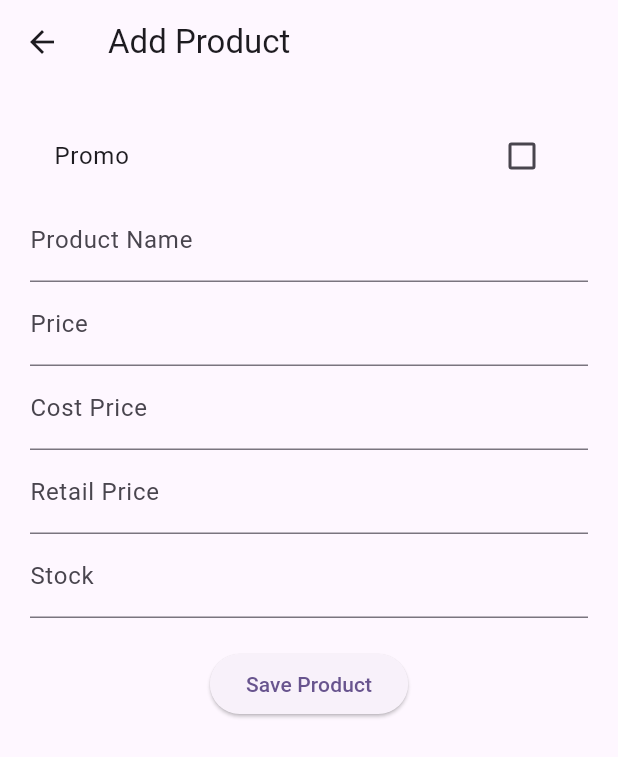
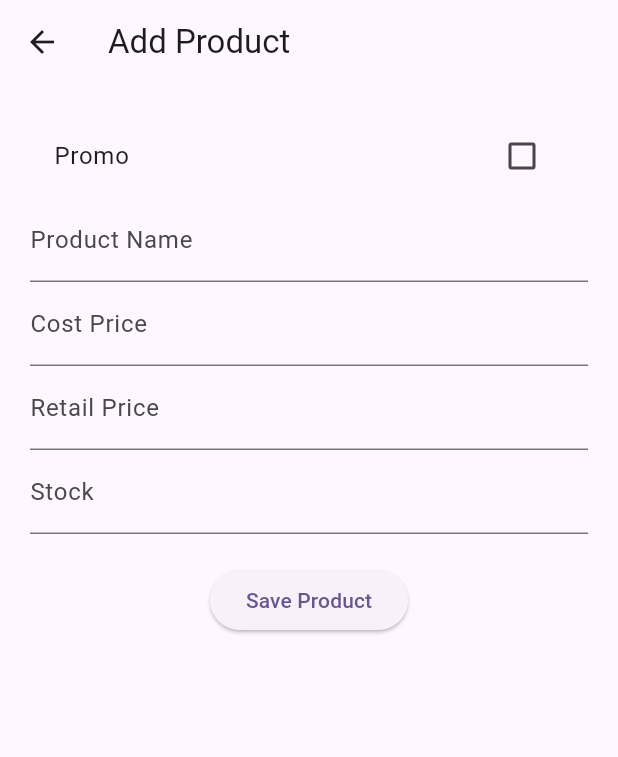
Before and after one commit to marluxdxd/cashier_new, a Flutter app: the AddProductPage screen opened directly, on a phone screen of 412 x 824 dp. Shown: the top 757 px of the screen. Run offline on Flutter 3.47's test engine with Material 3 defaults, Android fonts, the phone set to English and light mode, and no system bars; our stand-ins replace connectivity_plus, internet_connection_checker, pdf, share_plus, shared_preferences, sqflite and 1 more; missing offline and left inert: pdfx; accounts and stored records are empty.

Commit message:
error testing - computation (home)

```diff
--- a/lib/class/pos_row_manager.dart
+++ b/lib/class/pos_row_manager.dart
@@ -70,21 +70,21 @@ class POSRowManager {
     required VoidCallback onUpdate,
     required bool isAutoNextRowOn,
   }) {
-    // double displayPrice = 0;
-    // if (row.product != null) {
-    //   displayPrice = row.isPromo
-    //       ? row.product!.price
-    //       : row.product!.price * row.qty;
+    double displayPrice = 0;
+    if (row.product != null) {
+      displayPrice = row.isPromo
+          ? row.product!.retailPrice
+          : row.product!.retailPrice * row.qty;
 
 
-    // }
+    }
 
-     double displayPrice2 = 0;
-     if (row.product != null) {
-       displayPrice2 = row.isPromo
-           ? row.product!.retailPrice
-           : row.product!.retailPrice * row.qty;
-     }
+    //  double displayPrice2 = 0;
+    //  if (row.product != null) {
+    //    displayPrice2 = row.isPromo
+    //        ? row.product!.retailPrice
+    //        : row.product!.retailPrice * row.qty;
+    //  }
 
     return Padding(
       padding: EdgeInsets.symmetric(vertical: 6),
@@ -192,7 +192,7 @@ class POSRowManager {
 
           // ================= ROW TOTAL =================
           Text(
-            "₱${displayPrice2.toStringAsFixed(2)}",
+            "₱${displayPrice.toStringAsFixed(2)}",
             style: const TextStyle(fontWeight: FontWeight.bold),
           ),
 
@@ -216,7 +216,7 @@ class POSRowManager {
     for (final row in rows) {
       if (row.product == null) continue;
       final qty = row.isPromo ? row.otherQty : row.qty;
-      total += row.product!.retailPrice * qty;
+      total += row.product!.retailPrice ;
     }
     return total;
   }
--- a/lib/class/product_offline.dart
+++ b/lib/class/product_offline.dart
@@ -4,7 +4,7 @@ class ProductOffline {
   // For product item
   final int productId;
   final String? productName;
-  final double? price;
+
   final double? retailPrice;
   final double? costPrice;
   final int? qty;
@@ -25,7 +25,7 @@ class ProductOffline {
     required this.id,
     required this.productId,
     this.productName,
-    this.price,
+
     this.retailPrice,
     this.costPrice,
     this.qty,
@@ -44,8 +44,7 @@ class ProductOffline {
       'id': id,
       'product_id': productId,
       'product_name': productName,
-      'price': price,
-      'retail_price': retailPrice,
+         'retail_price': retailPrice,
       'cost_price': costPrice,
       'qty': qty,
       'is_promo': isPromo ? 1 : 0,
@@ -63,7 +62,6 @@ class ProductOffline {
       id: map['id'],
       productId: map['product_id'],
       productName: map['product_name'],
-      price: (map['price'] as num?)?.toDouble(),
       retailPrice: (map['retail_price'] as num?)?.toDouble(),
       costPrice: (map['cost_price'] as num?)?.toDouble(),
       qty: map['qty'],
--- a/lib/class/productclass.dart
+++ b/lib/class/productclass.dart
@@ -3,7 +3,6 @@ import 'package:supabase_flutter/supabase_flutter.dart';
 class Productclass {
   final int id;
   final String name;
-  final double price;
   final double retailPrice;
   final double costPrice;
   int stock;
@@ -15,7 +14,6 @@ class Productclass {
   Productclass({
     required this.id,
     required this.name,
-    required this.price,
     required this.retailPrice,
     required this.costPrice,
     required this.stock,
@@ -30,7 +28,6 @@ class Productclass {
     return {
       'id': id,
       'name': name,
-      'price': price,
       'retail_price': retailPrice,
       'cost_price': costPrice,
       'stock': stock,
@@ -46,9 +43,6 @@ class Productclass {
     return Productclass(
       id: map['id'],
       name: map['name'],
-      price: map['price'] is int
-          ? (map['price'] as int).toDouble()
-          : map['price'],
       retailPrice: map['retail_price'] is int
           ? (map['retail_price'] as int).toDouble()
           : map['retail_price'],
--- a/lib/database/local_db.dart
+++ b/lib/database/local_db.dart
@@ -114,7 +114,7 @@ class LocalDatabase {
   CREATE TABLE IF NOT EXISTS products_offline (
      id INTEGER PRIMARY KEY,
         name TEXT NOT NULL,
-        price REAL NOT NULL,
+
         stock INTEGER NOT NULL,
         is_promo INTEGER DEFAULT 0,
         other_qty INTEGER,
@@ -127,9 +127,9 @@ class LocalDatabase {
       CREATE TABLE products(
         id INTEGER PRIMARY KEY,
         name TEXT NOT NULL,
-        price REAL NOT NULL,
+
         cost_price REAL DEFAULT 0,
-        retail_price REAL DEFAULT price,
+        retail_price REAL NUT NULL,
         stock INTEGER NOT NULL,
         is_promo INTEGER DEFAULT 0,
         other_qty INTEGER DEFAULT 0,
@@ -190,9 +190,8 @@ CREATE TABLE transaction_items(
   product_id INTEGER NOT NULL,
   product_name TEXT NOT NULL,
   qty INTEGER NOT NULL,
-  price REAL NOT NULL,
   cost_price REAL DEFAULT 0,
-  retail_price REAL DEFAULT price,
+  retail_price REAL NOT NULL,
   is_promo INTEGER DEFAULT 0,
   other_qty INTEGER,
   is_synced INTEGER DEFAULT 0,
@@ -244,7 +243,6 @@ CREATE TABLE transaction_items(
     SELECT
       ti.product_name,
       ti.qty,
-      ti.price
       ti.retail_price
       ti.cost_price,
     FROM transaction_items ti
@@ -350,7 +348,7 @@ CREATE TABLE transaction_items(
       ti.product_id,
       ti.product_name,
       ti.qty,
-      ti.price,
+
       ti.retail_price,
       ti.cost_price,
       ti.is_promo,
@@ -410,7 +408,7 @@ CREATE TABLE transaction_items(
     // ✅ Query transaction items with joined product info and transaction totals
     return await db.rawQuery(
       '''
-    SELECT ti.id as item_id, ti.transaction_id, ti.qty, ti.price,ti.retail_price,ti.cost_price, ti.is_promo,
+    SELECT ti.id as item_id, ti.transaction_id, ti.qty,ti.retail_price,ti.cost_price, ti.is_promo,
            p.name as product_name, t.total, t.cash, t.change, t.created_at
     FROM transaction_items ti
     INNER JOIN transactions t ON t.id = ti.transaction_id
@@ -572,7 +570,6 @@ CREATE TABLE transaction_items(
   Future<int> insertProduct({
     required int id,
     required String name,
-    required double price,
     required double retailPrice,
     required double costPrice, // <- add this
     required int stock,
@@ -587,7 +584,6 @@ CREATE TABLE transaction_items(
       {
         'id': id,
         'name': name,
-        'price': price,
         'retail_price': retailPrice,
         'cost_price': costPrice,
         'stock': stock,
@@ -625,7 +621,6 @@ CREATE TABLE transaction_items(
   Future<void> updateProduct({
     required int id,
     required int stock,
-    double? price,
     double? retailPrice,
     double? costPrice,
     bool? isPromo,
@@ -636,7 +631,6 @@ CREATE TABLE transaction_items(
       'products',
       {
         'stock': stock,
-        'price': price,
         'retail_price': retailPrice,
         'cost_price': costPrice,
         'is_promo': isPromo == true ? 1 : 0,
@@ -735,7 +729,6 @@ Future<int> insertTransactionItem({
   required int productId,
   required String productName,
   required int qty,
-  required double price,
   required double costPrice,
   required double retailPrice,
   bool isPromo = false,
@@ -752,7 +745,6 @@ Future<int> insertTransactionItem({
     print("  product_id: $productId");
     print("  product_name: $productName");
     print("  qty: $qty");
-    print("  price: $price");
     print("  cost_price: $costPrice");
     print("  retail_price: $retailPrice");
     print("  is_promo: ${isPromo ? 1 : 0}");
@@ -768,7 +760,6 @@ Future<int> insertTransactionItem({
         'product_id': productId,
         'product_name': productName,
         'qty': qty,
-        'price': price,
         'cost_price': costPrice,
         'retail_price': retailPrice,
         'is_promo': isPromo ? 1 : 0,
@@ -891,7 +882,6 @@ Future<int> insertTransactionItem({
   Future<void> upsertProductByClientUuid({
     required String clientUuid,
     required String name,
-    required double price,
     required double cost_price,
     required double retail_price,
     required int stock,
@@ -910,7 +900,6 @@ Future<int> insertTransactionItem({
     if (existing.isEmpty) {
       await db.insert('products', {
         'name': name,
-        'price': price,
         'cost_price': cost_price,
         'retail_price': retail_price,
         'stock': stock,
@@ -924,7 +913,6 @@ Future<int> insertTransactionItem({
         'products',
         {
           'name': name,
-          'price': price,
           'cost_price': cost_price,
           'retail_price': retail_price,
           'stock': stock,
@@ -955,17 +943,11 @@ Future<void> printAllTransactionItems() async {
 }
 
 
-
-
-
-
-
   Future<int> insertTransactionItemOffline({
     required int transactionId,
     required int productId,
     required String productName,
     required int qty,
-    required double price,
     required double costPrice,
     required double retailPrice,
     bool isPromo = false,
@@ -985,7 +967,6 @@ Future<void> printAllTransactionItems() async {
         'product_id': productId,
         'product_name': productName,
         'qty': qty,
-        'price': price,
         'cost_price': costPrice,
         'retail_price': retailPrice,
         'is_promo': isPromo ? 1 : 0,
--- a/lib/services/product_service.dart
+++ b/lib/services/product_service.dart
@@ -69,12 +69,10 @@ class ProductService {
         await localDb.insertProduct(
           id: productId,
           name: p['name'] as String,
-          price: (p['price'] as num).toDouble(),
           retailPrice: (p['retail_price'] as num).toDouble(),
           costPrice: (p['cost_price'] as num).toDouble(),
           // ✅ PROTECT LOCAL STOCK
           stock: localStock ?? (p['stock'] as int),
-
           isPromo: p['is_promo'] as bool? ?? false,
           otherQty: p['other_qty'] as int? ?? 0,
           clientUuid: p['client_uuid']?.toString(),
@@ -98,7 +96,6 @@ class ProductService {
             (e) => Productclass(
               id: e['id'],
               name: e['name'],
-              price: e['price'],
               retailPrice: e['retail_price'],
               costPrice: e['cost_price'],
               stock: e['stock'],
@@ -231,7 +228,6 @@ class ProductService {
               .from('products')
               .insert({
                 'name': productName,
-                'price': product['price'] ?? 0.0,
                 'cost_price': product['cost_price'] ?? 0.0,
                 'retail_price': product['retail_price'] ?? 0.0,
                 'stock': product['stock'] ?? 0,
@@ -327,7 +323,6 @@ class ProductService {
           .maybeSingle();
 
       final name = p['name']?.toString() ?? '';
-      final price = (p['price'] as num).toDouble();
       final costPrice = (p['cost_price'] as num).toDouble();
       final retailPrice = (p['retail_price'] as num).toDouble();
       final stock = p['stock'] as int;
@@ -340,7 +335,7 @@ class ProductService {
             .from('products')
             .update({
               'name': name,
-              'price': price,
+
               'cost_price': costPrice,
               'retail_price': retailPrice,
               'stock': stock,
@@ -353,7 +348,6 @@ class ProductService {
         // ➕ Insert new product
         await supabase.from('products').insert({
           'name': name,
-          'price': price,
           'cost_price': costPrice,
           'retail_price': retailPrice,
           'stock': stock,
@@ -378,7 +372,6 @@ class ProductService {
 
   Future<int> insertProductOffline({
     required String name,
-    required double price,
     required double costPrice,
     required double retailPrice,
     required int stock,
@@ -394,7 +387,6 @@ class ProductService {
     return await db.insert('products', {
       'id': generateUniqueId(prefix: "T").hashCode.abs(),
       'name': name,
-      'price': price,
       'cost_price': costPrice,
       'retail_price': retailPrice,
       'stock': stock,
@@ -454,12 +446,8 @@ class ProductService {
       }
 
       // 🔹 Safe type casting
-      final price = p['price'] is int
-          ? (p['price'] as int).toDouble()
-          : p['price'] is double
-          ? p['price'] as double
-          : 0.0;
-          final retailPrice = p['retail_price'] is int
+
+      final retailPrice = p['retail_price'] is int
           ? (p['retail_price'] as int).toDouble()
           : p['retail_price'] is double
           ? p['retail_price'] as double
@@ -488,7 +476,6 @@ class ProductService {
               .from('products')
               .update({
                 'name': p['name'],
-                'price': price,
                 'cost_price': costPrice,
                 'retail_price': retailPrice,
                 'stock': stock,
@@ -501,7 +488,6 @@ class ProductService {
           // ➕ INSERT new product
           await supabase.from('products').insert({
             'name': p['name'],
-            'price': price,
             'cost_price': costPrice,
             'retail_price': retailPrice,
             'stock': stock,
@@ -567,7 +553,6 @@ class ProductService {
               .from('products')
               .update({
                 'name': p['name'],
-                'price': p['price'],
                 'retail_price': p['retail_price'],
                 'cost_price': p['cost_price'],
                 'stock': p['stock'],
@@ -579,7 +564,6 @@ class ProductService {
           // 3️⃣ INSERT new product with client_uuid
           await supabase.from('products').insert({
             'name': p['name'],
-            'price': p['price'],
             'retail_price': p['retail_price'],
             'cost_price': p['cost_price'],
             'stock': p['stock'],
@@ -662,7 +646,6 @@ class ProductService {
         await localDb.upsertProductByClientUuid(
           clientUuid: p['client_uuid'],
           name: p['name'],
-          price: (p['price'] as num).toDouble(),
           cost_price: (p['cost_price'] as num).toDouble(),
           retail_price: (p['retail_price'] as num).toDouble(),
           stock: p['stock'] as int,
@@ -675,7 +658,6 @@ class ProductService {
       final supaTransactions = await supabase.from('transactions').select();
       for (var t in supaTransactions) {
         await localDb.insertTransaction(
-
           total: (t['total'] as num).toDouble(),
           cash: (t['cash'] as num).toDouble(),
           change: (t['change'] as num).toDouble(),
@@ -687,12 +669,10 @@ class ProductService {
       final supaItems = await supabase.from('transaction_items').select();
       for (var item in supaItems) {
         await localDb.insertTransactionItem(
-
           transactionId: item['transaction_id'] as int,
           productId: item['product_id'] as int,
           productName: item['product_name'] as String,
           qty: item['qty'] as int,
-          price: (item['price'] as num).toDouble(),
           costPrice: (item['cost_price'] as num).toDouble(),
           retailPrice: (item['retail_price'] as num).toDouble(),
           isPromo: item['is_promo'] as bool? ?? false,
@@ -722,7 +702,6 @@ class ProductService {
   // CREATE
   Future<void> addProduct(
     String name,
-    double price,
     double costPrice,
     double retailPrice,
     int stock,
@@ -734,7 +713,6 @@ class ProductService {
 
     await supabase.from('products').insert({
       'name': name,
-      'price': price,
       'cost_price': costPrice,
       'retail_price': retailPrice,
       'stock': stock,
@@ -816,7 +794,6 @@ class ProductService {
                 'transaction_id': supaTransactionId,
                 'product_id': item['product_id'],
                 'qty': item['qty'],
-                'price': item['price'],
                 'cost_price': item['cost_price'],
                 'retail_price': item['retail_price'],
                 'product_name': item['product_name'],
@@ -863,10 +840,7 @@ class ProductService {
     final clientUuid = p['client_uuid']?.toString();
     if (clientUuid == null || clientUuid.isEmpty) return;
 
-    final price = (p['price'] is int)
-        ? (p['price'] as int).toDouble()
-        : (p['price'] as double);
-        final retailPrice = (p['retail_price'] is int)
+    final retailPrice = (p['retail_price'] is int)
         ? (p['retail_price'] as int).toDouble()
         : (p['retail_price'] as double);
     final costPrice = (p['cost_price'] is int)
@@ -890,7 +864,6 @@ class ProductService {
             .from('products')
             .update({
               'name': p['name'],
-              'price': price,
               'cost_price': costPrice,
               'retail_price': retailPrice,
               'stock': stock,
@@ -904,7 +877,6 @@ class ProductService {
         // Insert new
         await supabase.from('products').insert({
           'name': p['name'],
-          'price': price,
           'cost_price': costPrice,
           'retail_price': retailPrice,
           'stock': stock,
@@ -938,12 +910,10 @@ class ProductService {
     final id = generateUniqueId(prefix: "TI").hashCode.abs();
 
     return await localDb.insertTransactionItem(
-
       transactionId: transactionId,
       productId: product.id,
       productName: product.name,
       qty: qty,
-      price: product.price,
       costPrice: product.costPrice,
       retailPrice: product.retailPrice,
 
@@ -985,12 +955,7 @@ class ProductService {
             ? item['qty'] as int
             : int.tryParse(item['qty'].toString()) ?? 0;
 
-        final double price = item['price'] is int
-            ? (item['price'] as int).toDouble()
-            : item['price'] is double
-            ? item['price'] as double
-            : 0.0;
-            final double costPrice = item['cost_price'] is int
+        final double costPrice = item['cost_price'] is int
             ? (item['cost_price'] as int).toDouble()
             : item['cost_price'] is double
             ? item['cost_price'] as double
@@ -1029,7 +994,6 @@ class ProductService {
               .from('products')
               .insert({
                 'name': productName,
-                'price': price,
                 'cost_price': costPrice,
                 'retail_price': retailPrice,
                 'stock': otherQty + qty, // assume initial stock
@@ -1068,7 +1032,6 @@ class ProductService {
                 'product_id': supaProductId,
                 'product_name': productName,
                 'qty': qty,
-                'price': price,
                 'is_promo': isPromo,
                 'other_qty': otherQty,
               })
@@ -1080,7 +1043,6 @@ class ProductService {
             'product_id': supaProductId,
             'product_name': productName,
             'qty': qty,
-            'price': price,
             'cost_price': costPrice,
             'retail_price': retailPrice,
             'is_promo': isPromo,
@@ -1117,5 +1079,4 @@ class ProductService {
 
     return result.isNotEmpty;
   }
-
 }
--- a/lib/services/stock_history_sync.dart
+++ b/lib/services/stock_history_sync.dart
@@ -68,7 +68,6 @@ class StockHistorySyncService {
               .from('products')
               .insert({
                 'name': product['name'] ?? 'UNKNOWN',
-                'price': product['price'] ?? 0.0,
                 'cost_price': product['cost_price'] ?? 0.0,
                 'retail_price': product['retail_price'] ?? 0.0,
                 'stock': product['stock'] ?? 0,
--- a/lib/services/transaction_service.dart
+++ b/lib/services/transaction_service.dart
@@ -173,7 +173,6 @@ Future<List<Map<String, dynamic>>> fetchAllTransactions({
         'product_id': item.productId,
         'product_name': item.productName,
         'qty': item.qty,
-        'price': item.price,
         'cost_price': item.costPrice,
         'retail_price': item.retailPrice,
         'is_promo': item.isPromo ? 1 : 0,
@@ -248,7 +247,6 @@ Future<List<Map<String, dynamic>>> fetchAllTransactions({
           'product_id': item['product_id'],
           'product_name': item['product_name'],
           'qty': item['qty'],
-          'price': item['price'],
           'cost_price': item['cost_price'],
           'retail_price': item['retail_price'],
           'is_promo': item['is_promo'] == 1,
@@ -332,7 +330,6 @@ Future<int> saveTransaction({
       'product_id': product.id,
       'product_name': product.name,
       'qty': qty,
-      'price': product.price,
       'cost_price': product.costPrice,
       'retail_price': product.retailPrice,
       'is_promo': isPromo,
--- a/lib/services/transactionitem_service.dart
+++ b/lib/services/transactionitem_service.dart
@@ -42,7 +42,6 @@ class TransactionItemService {
         'product_id': item.productId,
         'product_name': item.productName,
         'qty': item.qty,
-        'price': item.price,
         'cost_price': item.costPrice,
         'retail_price': item.retailPrice,
         'is_promo': item.isPromo ? 1 : 0,
--- a/lib/view/history_stock_screen.dart
+++ b/lib/view/history_stock_screen.dart
@@ -181,7 +181,6 @@ class _HistoryScreenState extends State<HistoryScreen> {
             .from('products')
             .insert({
               'name': product['name'] ?? 'UNKNOWN',
-              'price': product['price'] ?? 0.0,
               'cost_price': product['cost_price'] ?? 0.0,
               'retail_price': product['retail_price'] ?? 0.0,
               'stock': product['stock'] ?? 0,
--- a/lib/view/home.dart
+++ b/lib/view/home.dart
@@ -370,7 +370,6 @@ class _HomeState extends State<Home> {
                             productId: product.id,
                             productName: product.name,
                             qty: qtySold,
-                            price: product.price,
                               retailPrice: product.retailPrice,
                               costPrice: product.costPrice,
                             isPromo: product.isPromo,
@@ -383,7 +382,6 @@ class _HomeState extends State<Home> {
                             localDb.updateProduct(
                               id: product.id,
                               stock: newStock,
-                              price: product.price,
                               retailPrice: product.retailPrice,
                               costPrice: product.costPrice,
                               isPromo: product.isPromo,
--- a/lib/view/transaction_history.dart
+++ b/lib/view/transaction_history.dart
@@ -106,10 +106,9 @@ void initState() {
     double total = 0;
     for (var item in items) {
       final qty = item['qty'] as int;
-      final price = (item['price'] as num).toDouble();
       final retailPrice = (item['retail_price'] as num).toDouble();
 
-      total += qty * price;
+
       total += qty * retailPrice;
     }
     return total;
--- a/lib/widget/addproduct.dart
+++ b/lib/widget/addproduct.dart
@@ -26,7 +26,6 @@ class _AddProductPageState extends State<AddProductPage> {
 
   void saveProduct() async {
     final name = nameController.text.trim();
-    final price = double.tryParse(priceController.text.trim()) ?? 0;
     final costPrice = double.tryParse(costPriceController.text.trim()) ?? 0;
     final retailPrice = double.tryParse(retailPriceController.text.trim()) ?? 0;
     final stock = int.tryParse(stockController.text.trim()) ?? 0;
@@ -47,7 +46,7 @@ class _AddProductPageState extends State<AddProductPage> {
       ScaffoldMessenger.of(context).showSnackBar(
         SnackBar(
           content: Text(
-            'Product $name price: $price stock: $stock already exists.',
+            'Product $name price: $retailPrice stock: $stock already exists.',
           ),
         ),
       );
@@ -67,7 +66,6 @@ class _AddProductPageState extends State<AddProductPage> {
       // 1️⃣ Save offline first
       final localId = await productService.insertProductOffline(
         name: name,
-        price: price,
         costPrice: costPrice,
         retailPrice: retailPrice,
         stock: stock,
@@ -144,11 +142,6 @@ class _AddProductPageState extends State<AddProductPage> {
               controller: nameController,
               decoration: const InputDecoration(labelText: "Product Name"),
             ),
-            TextField(
-              controller: priceController,
-              keyboardType: TextInputType.number,
-              decoration: const InputDecoration(labelText: "Price"),
-            ),
                  TextField(
               controller: costPriceController,
               keyboardType: TextInputType.number,
```
